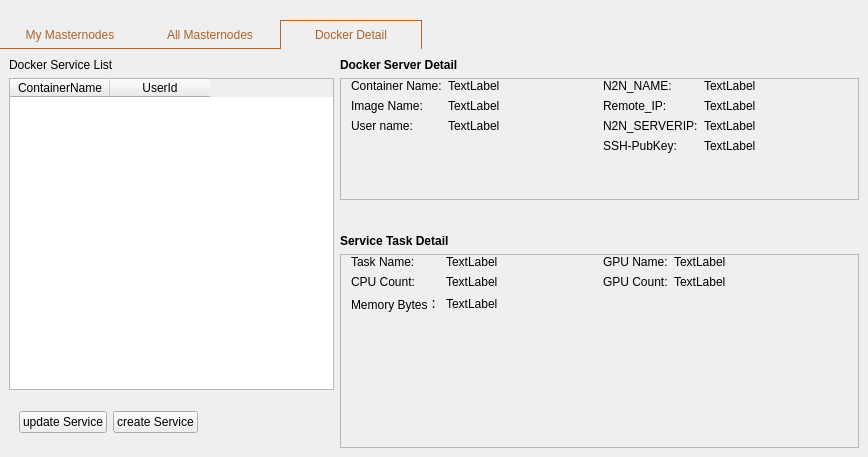
This is src/qt/forms/masternodelist.ui in MassGrid/MassGrid as Qt 5 draws it before an edit. The edited form follows.
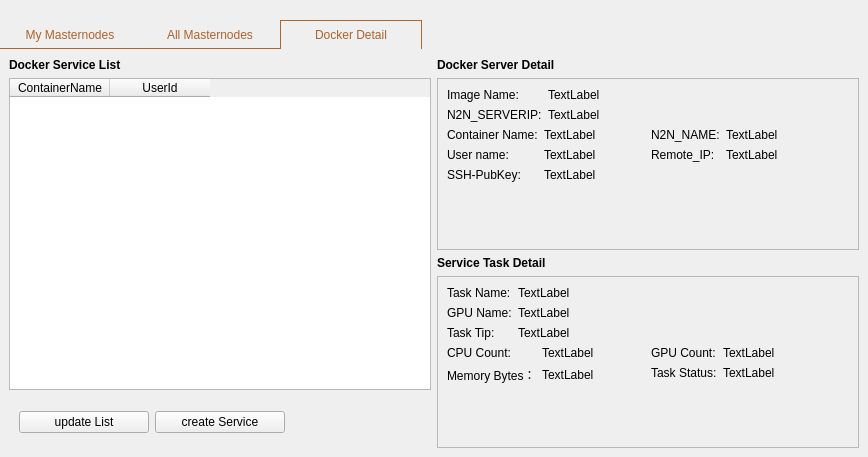
This is the edited form. The open tabs and pages were chosen to show the change.

Commit message: update masternodelist task detail gui

What changed in the file:
```diff
--- a/src/qt/forms/masternodelist.ui
+++ b/src/qt/forms/masternodelist.ui
@@ -372,11 +372,17 @@
         <attribute name="title">
          <string>Docker Detail</string>
         </attribute>
-        <layout class="QHBoxLayout" name="horizontalLayout_4" stretch="3,5">
+        <layout class="QHBoxLayout" name="horizontalLayout_4" stretch="1,1">
          <item>
           <layout class="QVBoxLayout" name="verticalLayout_3">
            <item>
             <widget class="QLabel" name="label">
+             <property name="font">
+              <font>
+               <weight>75</weight>
+               <bold>true</bold>
+              </font>
+             </property>
              <property name="text">
               <string>Docker Service List</string>
              </property>
@@ -413,7 +419,7 @@
              <item>
               <widget class="QPushButton" name="updateServiceBtn">
                <property name="text">
-                <string>update Service</string>
+                <string>update List</string>
                </property>
               </widget>
              </item>
@@ -450,7 +456,7 @@
           </layout>
          </item>
          <item>
-          <layout class="QVBoxLayout" name="verticalLayout_4" stretch="0,0,0,0,1">
+          <layout class="QVBoxLayout" name="verticalLayout_6">
            <item>
             <widget class="QLabel" name="label_2">
              <property name="font">
@@ -478,29 +484,46 @@
              <property name="frameShadow">
               <enum>QFrame::Raised</enum>
              </property>
-             <layout class="QVBoxLayout" name="verticalLayout_5">
-              <property name="leftMargin">
-               <number>0</number>
-              </property>
-              <property name="topMargin">
-               <number>0</number>
-              </property>
-              <property name="rightMargin">
-               <number>0</number>
-              </property>
-              <property name="bottomMargin">
-               <number>0</number>
-              </property>
+             <layout class="QVBoxLayout" name="verticalLayout_4">
+              <item>
+               <layout class="QFormLayout" name="formLayout_6">
+                <item row="0" column="0">
+                 <widget class="QLabel" name="label_6">
+                  <property name="text">
+                   <string>Image Name:</string>
+                  </property>
+                 </widget>
+                </item>
+                <item row="0" column="1">
+                 <widget class="QLabel" name="label_image">
+                  <property name="text">
+                   <string>TextLabel</string>
+                  </property>
+                 </widget>
+                </item>
+                <item row="1" column="0">
+                 <widget class="QLabel" name="label_9">
+                  <property name="text">
+                   <string>N2N_SERVERIP:</string>
+                  </property>
+                 </widget>
+                </item>
+                <item row="1" column="1">
+                 <widget class="QLabel" name="label_n2n_serverip">
+                  <property name="text">
+                   <string>TextLabel</string>
+                  </property>
+                 </widget>
+                </item>
+               </layout>
+              </item>
               <item>
                <layout class="QHBoxLayout" name="horizontalLayout">
-                <property name="leftMargin">
-                 <number>10</number>
-                </property>
-                <property name="rightMargin">
-                 <number>10</number>
-                </property>
                 <item>
                  <layout class="QFormLayout" name="formLayout">
+                  <property name="topMargin">
+                   <number>0</number>
+                  </property>
                   <item row="0" column="0">
                    <widget class="QLabel" name="label_4">
                     <property name="text">
@@ -516,50 +539,40 @@
                    </widget>
                   </item>
                   <item row="1" column="0">
-                   <widget class="QLabel" name="label_6">
-                    <property name="text">
-                     <string>Image Name:</string>
-                    </property>
-                   </widget>
-                  </item>
-                  <item row="1" column="1">
-                   <widget class="QLabel" name="label_image">
-                    <property name="text">
-                     <string>TextLabel</string>
-                    </property>
-                   </widget>
-                  </item>
-                  <item row="2" column="0">
                    <widget class="QLabel" name="label_8">
                     <property name="text">
                      <string>User name:</string>
                     </property>
                    </widget>
                   </item>
-                  <item row="2" column="1">
+                  <item row="1" column="1">
                    <widget class="QLabel" name="label_user">
                     <property name="text">
                      <string>TextLabel</string>
                     </property>
                    </widget>
                   </item>
-                  <item row="3" column="0">
-                   <spacer name="verticalSpacer_2">
-                    <property name="orientation">
-                     <enum>Qt::Vertical</enum>
+                  <item row="2" column="0">
+                   <widget class="QLabel" name="label_7">
+                    <property name="text">
+                     <string>SSH-PubKey:</string>
                     </property>
-                    <property name="sizeHint" stdset="0">
-                     <size>
-                      <width>20</width>
-                      <height>40</height>
-                     </size>
+                   </widget>
+                  </item>
+                  <item row="2" column="1">
+                   <widget class="QLabel" name="label_ssh_pubkey">
+                    <property name="text">
+                     <string>TextLabel</string>
                     </property>
-                   </spacer>
+                   </widget>
                   </item>
                  </layout>
                 </item>
                 <item>
                  <layout class="QFormLayout" name="formLayout_2">
+                  <property name="topMargin">
+                   <number>0</number>
+                  </property>
                   <item row="0" column="0">
                    <widget class="QLabel" name="label_5">
                     <property name="text">
@@ -594,67 +607,26 @@
                     </property>
                    </widget>
                   </item>
-                  <item row="2" column="0">
-                   <widget class="QLabel" name="label_9">
-                    <property name="text">
-                     <string>N2N_SERVERIP:</string>
-                    </property>
-                   </widget>
-                  </item>
-                  <item row="2" column="1">
-                   <widget class="QLabel" name="label_n2n_serverip">
-                    <property name="text">
-                     <string>TextLabel</string>
-                    </property>
-                   </widget>
-                  </item>
-                  <item row="4" column="0">
-                   <spacer name="verticalSpacer_3">
-                    <property name="orientation">
-                     <enum>Qt::Vertical</enum>
-                    </property>
-                    <property name="sizeHint" stdset="0">
-                     <size>
-                      <width>20</width>
-                      <height>40</height>
-                     </size>
-                    </property>
-                   </spacer>
-                  </item>
-                  <item row="3" column="0">
-                   <widget class="QLabel" name="label_7">
-                    <property name="text">
-                     <string>SSH-PubKey:</string>
-                    </property>
-                   </widget>
-                  </item>
-                  <item row="3" column="1">
-                   <widget class="QLabel" name="label_ssh_pubkey">
-                    <property name="text">
-                     <string>TextLabel</string>
-                    </property>
-                   </widget>
-                  </item>
                  </layout>
                 </item>
                </layout>
               </item>
+              <item>
+               <spacer name="verticalSpacer">
+                <property name="orientation">
+                 <enum>Qt::Vertical</enum>
+                </property>
+                <property name="sizeHint" stdset="0">
+                 <size>
+                  <width>20</width>
+                  <height>28</height>
+                 </size>
+                </property>
+               </spacer>
+              </item>
              </layout>
             </widget>
            </item>
-           <item>
-            <spacer name="verticalSpacer">
-             <property name="orientation">
-              <enum>Qt::Vertical</enum>
-             </property>
-             <property name="sizeHint" stdset="0">
-              <size>
-               <width>20</width>
-               <height>28</height>
-              </size>
-             </property>
-            </spacer>
-           </item>
            <item>
             <widget class="QLabel" name="label_3">
              <property name="font">
@@ -676,68 +648,82 @@
              <property name="frameShadow">
               <enum>QFrame::Raised</enum>
              </property>
-             <layout class="QVBoxLayout" name="verticalLayout_6">
-              <property name="leftMargin">
-               <number>0</number>
-              </property>
-              <property name="topMargin">
-               <number>0</number>
-              </property>
-              <property name="rightMargin">
-               <number>0</number>
-              </property>
-              <property name="bottomMargin">
-               <number>0</number>
-              </property>
+             <layout class="QVBoxLayout" name="verticalLayout_5">
+              <item>
+               <layout class="QFormLayout" name="formLayout_8">
+                <item row="0" column="0">
+                 <widget class="QLabel" name="label_10">
+                  <property name="text">
+                   <string>Task Name:</string>
+                  </property>
+                 </widget>
+                </item>
+                <item row="0" column="1">
+                 <widget class="QLabel" name="label_taskName">
+                  <property name="text">
+                   <string>TextLabel</string>
+                  </property>
+                 </widget>
+                </item>
+                <item row="1" column="0">
+                 <widget class="QLabel" name="label_13">
+                  <property name="text">
+                   <string>GPU Name:</string>
+                  </property>
+                 </widget>
+                </item>
+                <item row="1" column="1">
+                 <widget class="QLabel" name="label_GPUName">
+                  <property name="text">
+                   <string>TextLabel</string>
+                  </property>
+                 </widget>
+                </item>
+                <item row="2" column="0">
+                 <widget class="QLabel" name="label_17">
+                  <property name="text">
+                   <string>Task Tip:</string>
+                  </property>
+                 </widget>
+                </item>
+                <item row="2" column="1">
+                 <widget class="QLabel" name="label_taskErr">
+                  <property name="text">
+                   <string>TextLabel</string>
+                  </property>
+                 </widget>
+                </item>
+               </layout>
+              </item>
               <item>
                <layout class="QHBoxLayout" name="horizontalLayout_2">
-                <property name="leftMargin">
-                 <number>10</number>
-                </property>
-                <property name="topMargin">
-                 <number>0</number>
-                </property>
-                <property name="rightMargin">
-                 <number>10</number>
-                </property>
                 <item>
                  <layout class="QFormLayout" name="formLayout_3">
+                  <property name="topMargin">
+                   <number>0</number>
+                  </property>
                   <item row="0" column="0">
-                   <widget class="QLabel" name="label_10">
-                    <property name="text">
-                     <string>Task Name:</string>
-                    </property>
-                   </widget>
-                  </item>
-                  <item row="0" column="1">
-                   <widget class="QLabel" name="label_taskName">
-                    <property name="text">
-                     <string>TextLabel</string>
-                    </property>
-                   </widget>
-                  </item>
-                  <item row="1" column="0">
                    <widget class="QLabel" name="label_11">
                     <property name="text">
                      <string>CPU Count:</string>
                     </property>
                    </widget>
                   </item>
-                  <item row="1" column="1">
+                  <item row="0" column="1">
                    <widget class="QLabel" name="label_cpuCount">
                     <property name="text">
                      <string>TextLabel</string>
                     </property>
                    </widget>
                   </item>
-                  <item row="2" column="0">
+                  <item row="1" column="0">
                    <widget class="QLabel" name="label_12">
                     <property name="text">
                      <string>Memory Bytes：</string>
                     </property>
                    </widget>
                   </item>
-                  <item row="2" column="1">
+                  <item row="1" column="1">
                    <widget class="QLabel" name="label_memoryBytes">
                     <property name="text">
                      <string>TextLabel</string>
@@ -748,38 +734,54 @@
                 </item>
                 <item>
                  <layout class="QFormLayout" name="formLayout_4">
+                  <property name="topMargin">
+                   <number>0</number>
+                  </property>
                   <item row="0" column="0">
-                   <widget class="QLabel" name="label_13">
-                    <property name="text">
-                     <string>GPU Name:</string>
-                    </property>
-                   </widget>
-                  </item>
-                  <item row="0" column="1">
-                   <widget class="QLabel" name="label_GPUName">
-                    <property name="text">
-                     <string>TextLabel</string>
-                    </property>
-                   </widget>
-                  </item>
-                  <item row="1" column="0">
                    <widget class="QLabel" name="label_15">
                     <property name="text">
                      <string>GPU Count:</string>
                     </property>
                    </widget>
                   </item>
-                  <item row="1" column="1">
+                  <item row="0" column="1">
                    <widget class="QLabel" name="label_GPUCount">
                     <property name="text">
                      <string>TextLabel</string>
                     </property>
                    </widget>
                   </item>
+                  <item row="1" column="0">
+                   <widget class="QLabel" name="label_16">
+                    <property name="text">
+                     <string>Task Status:</string>
+                    </property>
+                   </widget>
+                  </item>
+                  <item row="1" column="1">
+                   <widget class="QLabel" name="label_taskStatus">
+                    <property name="text">
+                     <string>TextLabel</string>
+                    </property>
+                   </widget>
+                  </item>
                  </layout>
                 </item>
                </layout>
               </item>
+              <item>
+               <spacer name="verticalSpacer_2">
+                <property name="orientation">
+                 <enum>Qt::Vertical</enum>
+                </property>
+                <property name="sizeHint" stdset="0">
+                 <size>
+                  <width>20</width>
+                  <height>36</height>
+                 </size>
+                </property>
+               </spacer>
+              </item>
              </layout>
             </widget>
            </item>
```
Left out of the diff: 2 changed lines with no effect on the pictures. The commit also changes 12 other files.
